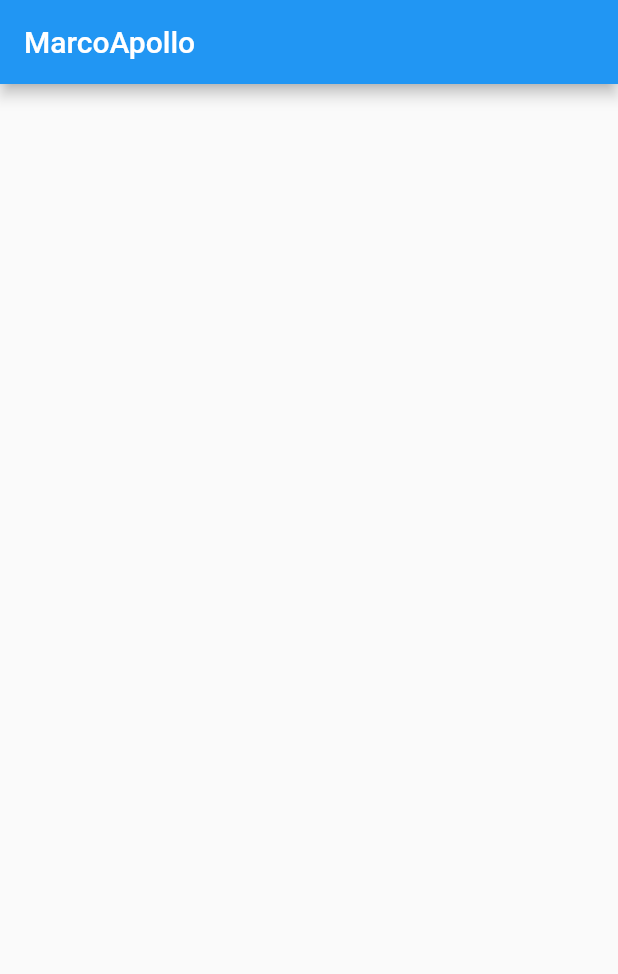
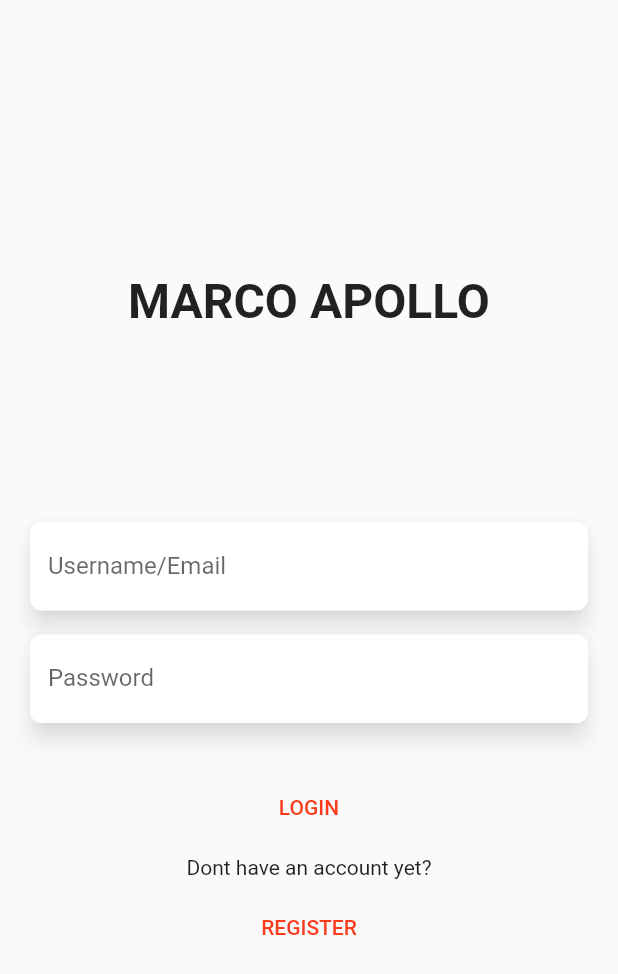
Before and after one commit to Ivaskuu/space_app_2019, a Flutter app: the LoginPage screen opened directly, on a phone screen of 412 x 824 dp. Shown: the top 974 px of the screen. Run offline on Flutter 3.47's test engine with Material 2 defaults, Android fonts, the phone set to English and light mode, and no system bars; our stand-ins replace cloud_firestore, firebase_messaging, shared_preferences; accounts and stored records are empty.

```diff
--- /dev/null
+++ b/lib/Models/message.dart
@@ -0,0 +1,11 @@
+class Message {
+  String message;
+  String username;
+  String location;
+
+  Message({
+    this.message,
+    this.username,
+    this.location,
+  });
+}
--- a/lib/pages/loginPage/loginpage.dart
+++ b/lib/pages/loginPage/loginpage.dart
@@ -4,10 +4,80 @@ class LoginPage extends StatelessWidget {
   @override
   Widget build(BuildContext context) {
     return Scaffold(
-      appBar: AppBar(
-        title: Text('MarcoApollo'),
+      body: Center(
+        child: Column(
+          mainAxisAlignment: MainAxisAlignment.center,
+          crossAxisAlignment: CrossAxisAlignment.center,
+          mainAxisSize: MainAxisSize.max,
+          children: <Widget>[
+            Text(
+              'MARCO APOLLO',
+              style: TextStyle(fontSize: 32.0, fontWeight: FontWeight.w600),
+            ),
+            SizedBox(
+              height: 128.0,
+            ),
+            Padding(
+              padding: const EdgeInsets.symmetric(horizontal: 20.0),
+              child: Column(
+                children: <Widget>[
+                  Material(
+                    borderRadius: BorderRadius.circular(8.0),
+                    clipBehavior: Clip.antiAlias,
+                    elevation: 6.0,
+                    shadowColor: Colors.black54,
+                    child: TextField(
+                      decoration: InputDecoration(
+                        border: InputBorder.none,
+                        fillColor: Colors.white,
+                        filled: true,
+                        labelText: 'Username/Email',
+                      ),
+                    ),
+                  ),
+                  SizedBox(
+                    height: 16.0,
+                  ),
+                  Material(
+                    borderRadius: BorderRadius.circular(8.0),
+                    clipBehavior: Clip.antiAlias,
+                    elevation: 6.0,
+                    shadowColor: Colors.black54,
+                    child: TextField(
+                      decoration: InputDecoration(
+                        border: InputBorder.none,
+                        fillColor: Colors.white,
+                        filled: true,
+                        labelText: 'Password',
+                      ),
+                    ),
+                  ),
+                ],
+              ),
+            ),
+            SizedBox(
+              height: 32.0,
+            ),
+            FlatButton(
+              child: Text('LOGIN'),
+              textColor: Color.fromRGBO(252, 59, 28, 1), //rosso nasa,
+              onPressed: () {},
+            ),
+            SizedBox(
+              height: 8.0,
+            ),
+            Text('Dont have an account yet?'),
+            SizedBox(
+              height: 8.0,
+            ),
+            FlatButton(
+              child: Text('REGISTER'),
+              textColor: Color.fromRGBO(252, 59, 28, 1), //rosso nasa,
+              onPressed: () {},
+            ),
+          ],
+        ),
       ),
-      body: Container(),
     );
   }
 }
```
Also changed, not shown: lib/main.dart (+8 -4 lines), lib/networkChat/chatPage.dart (added, +62 -0 lines), lib/networkChat/messageWidget.dart (added, +53 -0 lines), lib/states/chatNotifier.dart (added, +25 -0 lines).
